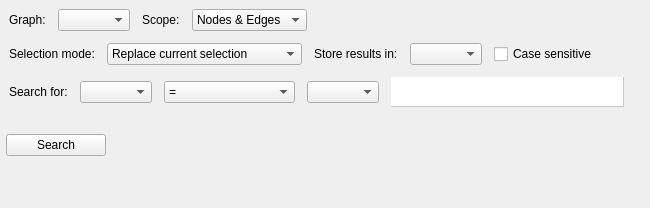
anlambert/tulip, file software/talipot/designer/SearchWidget.ui: the form before one commit.
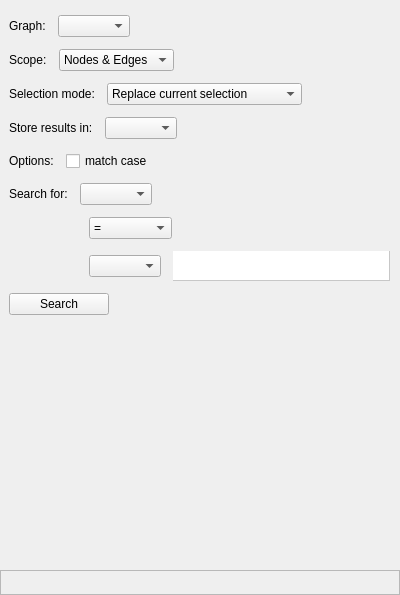
The form after the commit. Custom widgets are drawn as their Qt base class.

Diff of the .ui file:
```diff
--- a/software/talipot/designer/SearchWidget.ui
+++ b/software/talipot/designer/SearchWidget.ui
@@ -6,8 +6,8 @@
    <rect>
     <x>0</x>
     <y>0</y>
-    <width>650</width>
-    <height>208</height>
+    <width>400</width>
+    <height>595</height>
    </rect>
   </property>
   <property name="sizePolicy">
@@ -19,9 +19,9 @@
   <property name="acceptDrops">
    <bool>true</bool>
   </property>
-  <layout class="QVBoxLayout" name="verticalLayout">
+  <layout class="QVBoxLayout" name="verticalLayout_2">
    <property name="spacing">
-    <number>0</number>
+    <number>6</number>
    </property>
    <property name="leftMargin">
     <number>0</number>
@@ -36,7 +36,7 @@
     <number>0</number>
    </property>
    <item>
-    <widget class="HeaderFrame" name="headerFrame" native="true">
+    <widget class="tlp::HeaderFrame" name="headerFrame" native="true">
      <property name="expandable" stdset="0">
       <bool>false</bool>
      </property>
@@ -46,37 +46,13 @@
     </widget>
    </item>
    <item>
-    <widget class="QFrame" name="searchFrame">
-     <property name="sizePolicy">
-      <sizepolicy hsizetype="Preferred" vsizetype="Preferred">
-       <horstretch>0</horstretch>
-       <verstretch>0</verstretch>
-      </sizepolicy>
-     </property>
-     <layout class="QVBoxLayout" name="verticalLayout_3">
-      <property name="spacing">
-       <number>12</number>
-      </property>
-      <property name="leftMargin">
-       <number>0</number>
-      </property>
-      <property name="topMargin">
-       <number>0</number>
-      </property>
-      <property name="rightMargin">
-       <number>0</number>
-      </property>
-      <property name="bottomMargin">
-       <number>0</number>
-      </property>
-      <item>
        <widget class="QWidget" name="widget" native="true">
-        <layout class="QVBoxLayout" name="verticalLayout_4">
+     <layout class="QVBoxLayout" name="verticalLayout">
          <property name="spacing">
           <number>12</number>
          </property>
          <item>
-          <layout class="QHBoxLayout" name="horizontalLayout_3">
+       <layout class="QHBoxLayout" name="horizontalLayout">
            <item>
             <widget class="QLabel" name="graphLabel">
              <property name="toolTip">
@@ -110,6 +86,23 @@
             </widget>
            </item>
            <item>
+         <spacer name="horizontalSpacer_2">
+          <property name="orientation">
+           <enum>Qt::Horizontal</enum>
+          </property>
+          <property name="sizeHint" stdset="0">
+           <size>
+            <width>40</width>
+            <height>20</height>
+           </size>
+          </property>
+         </spacer>
+        </item>
+       </layout>
+      </item>
+      <item>
+       <layout class="QHBoxLayout" name="horizontalLayout_2">
+        <item>
             <widget class="QLabel" name="scopeLabel">
              <property name="sizePolicy">
               <sizepolicy hsizetype="Maximum" vsizetype="Preferred">
@@ -163,7 +156,7 @@
             </widget>
            </item>
            <item>
-            <spacer name="horizontalSpacer_2">
+         <spacer name="horizontalSpacer_3">
              <property name="orientation">
               <enum>Qt::Horizontal</enum>
              </property>
@@ -178,7 +171,7 @@
           </layout>
          </item>
          <item>
-          <layout class="QHBoxLayout" name="horizontalLayout_5">
+       <layout class="QHBoxLayout" name="horizontalLayout_3">
            <item>
             <widget class="QLabel" name="label">
              <property name="text">
@@ -223,6 +216,23 @@
             </widget>
            </item>
            <item>
+         <spacer name="horizontalSpacer_4">
+          <property name="orientation">
+           <enum>Qt::Horizontal</enum>
+          </property>
+          <property name="sizeHint" stdset="0">
+           <size>
+            <width>40</width>
+            <height>20</height>
+           </size>
+          </property>
+         </spacer>
+        </item>
+       </layout>
+      </item>
+      <item>
+       <layout class="QHBoxLayout" name="horizontalLayout_5">
+        <item>
             <widget class="QLabel" name="resultsStorageLabel">
              <property name="sizePolicy">
               <sizepolicy hsizetype="Maximum" vsizetype="Preferred">
@@ -261,6 +271,30 @@
             </widget>
            </item>
            <item>
+         <spacer name="horizontalSpacer_5">
+          <property name="orientation">
+           <enum>Qt::Horizontal</enum>
+          </property>
+          <property name="sizeHint" stdset="0">
+           <size>
+            <width>40</width>
+            <height>20</height>
+           </size>
+          </property>
+         </spacer>
+        </item>
+       </layout>
+      </item>
+      <item>
+       <layout class="QHBoxLayout" name="horizontalLayout_6">
+        <item>
+         <widget class="QLabel" name="label_2">
+          <property name="text">
+           <string>Options:</string>
+          </property>
+         </widget>
+        </item>
+        <item>
             <widget class="QCheckBox" name="caseSensitivityCheck">
              <property name="toolTip">
               <string>Indicate if strings comparison will be case sensitive</string>
@@ -269,12 +303,12 @@
               <string>Indicate if strings comparison will be case sensitive</string>
              </property>
              <property name="text">
-              <string>Case sensitive</string>
+           <string>match case</string>
              </property>
             </widget>
            </item>
            <item>
-            <spacer name="horizontalSpacer_3">
+         <spacer name="horizontalSpacer_6">
              <property name="orientation">
               <enum>Qt::Horizontal</enum>
              </property>
@@ -289,7 +323,7 @@
           </layout>
          </item>
          <item>
-          <layout class="QHBoxLayout" name="horizontalLayout_2">
+       <layout class="QHBoxLayout" name="horizontalLayout_4">
            <item>
             <widget class="QLabel" name="searchTermsLabel">
              <property name="sizePolicy">
@@ -304,8 +338,6 @@
             </widget>
            </item>
            <item>
-            <layout class="QHBoxLayout" name="horizontalLayout_4">
-             <item>
               <widget class="QComboBox" name="searchTermACombo">
                <property name="sizePolicy">
                 <sizepolicy hsizetype="Maximum" vsizetype="Fixed">
@@ -328,6 +360,39 @@
               </widget>
              </item>
              <item>
+         <spacer name="horizontalSpacer">
+          <property name="orientation">
+           <enum>Qt::Horizontal</enum>
+          </property>
+          <property name="sizeHint" stdset="0">
+           <size>
+            <width>40</width>
+            <height>20</height>
+           </size>
+          </property>
+         </spacer>
+        </item>
+       </layout>
+      </item>
+      <item>
+       <layout class="QHBoxLayout" name="horizontalLayout_7">
+        <item>
+         <spacer name="horizontalSpacer_8">
+          <property name="orientation">
+           <enum>Qt::Horizontal</enum>
+          </property>
+          <property name="sizeType">
+           <enum>QSizePolicy::Fixed</enum>
+          </property>
+          <property name="sizeHint" stdset="0">
+           <size>
+            <width>80</width>
+            <height>20</height>
+           </size>
+          </property>
+         </spacer>
+        </item>
+        <item>
               <widget class="QComboBox" name="operatorCombo">
                <property name="sizePolicy">
                 <sizepolicy hsizetype="Maximum" vsizetype="Fixed">
@@ -394,10 +459,43 @@
                </item>
                <item>
                 <property name="text">
-                 <string>matches (RegExp)</string>
+            <string>matches</string>
                 </property>
                </item>
               </widget>
+        </item>
+        <item>
+         <spacer name="horizontalSpacer_9">
+          <property name="orientation">
+           <enum>Qt::Horizontal</enum>
+          </property>
+          <property name="sizeHint" stdset="0">
+           <size>
+            <width>40</width>
+            <height>20</height>
+           </size>
+          </property>
+         </spacer>
+        </item>
+       </layout>
+      </item>
+      <item>
+       <layout class="QHBoxLayout" name="horizontalLayout_9">
+        <item>
+         <spacer name="horizontalSpacer_10">
+          <property name="orientation">
+           <enum>Qt::Horizontal</enum>
+          </property>
+          <property name="sizeType">
+           <enum>QSizePolicy::Fixed</enum>
+          </property>
+          <property name="sizeHint" stdset="0">
+           <size>
+            <width>80</width>
+            <height>20</height>
+           </size>
+          </property>
+         </spacer>
              </item>
              <item>
               <widget class="QComboBox" name="searchTermBCombo">
@@ -479,10 +577,8 @@
                </item>
               </widget>
              </item>
-            </layout>
-           </item>
            <item>
-            <spacer name="horizontalSpacer_4">
+         <spacer name="horizontalSpacer_11">
              <property name="orientation">
               <enum>Qt::Horizontal</enum>
              </property>
@@ -496,26 +592,8 @@
            </item>
           </layout>
          </item>
-        </layout>
-       </widget>
-      </item>
       <item>
-       <layout class="QHBoxLayout" name="horizontalLayout">
-        <property name="spacing">
-         <number>12</number>
-        </property>
-        <property name="leftMargin">
-         <number>6</number>
-        </property>
-        <property name="topMargin">
-         <number>6</number>
-        </property>
-        <property name="rightMargin">
-         <number>6</number>
-        </property>
-        <property name="bottomMargin">
-         <number>6</number>
-        </property>
+       <layout class="QHBoxLayout" name="horizontalLayout_8">
         <item>
          <widget class="QPushButton" name="searchButton">
           <property name="minimumSize">
@@ -540,19 +618,13 @@
         </item>
         <item>
          <widget class="QLabel" name="resultsCountLabel">
-          <property name="sizePolicy">
-           <sizepolicy hsizetype="Preferred" vsizetype="Maximum">
-            <horstretch>0</horstretch>
-            <verstretch>0</verstretch>
-           </sizepolicy>
-          </property>
-          <property name="alignment">
-           <set>Qt::AlignLeading</set>
+          <property name="text">
+           <string/>
           </property>
          </widget>
         </item>
         <item>
-         <spacer name="horizontalSpacer">
+         <spacer name="horizontalSpacer_7">
           <property name="orientation">
            <enum>Qt::Horizontal</enum>
           </property>
@@ -565,9 +637,6 @@
          </spacer>
         </item>
        </layout>
-      </item>
-     </layout>
-    </widget>
    </item>
    <item>
     <spacer name="verticalSpacer">
@@ -577,18 +646,46 @@
      <property name="sizeHint" stdset="0">
       <size>
        <width>20</width>
-       <height>2</height>
+          <height>167</height>
       </size>
      </property>
     </spacer>
+      </item>
+     </layout>
+    </widget>
+   </item>
+   <item>
+    <widget class="QFrame" name="frame">
+     <property name="minimumSize">
+      <size>
+       <width>0</width>
+       <height>25</height>
+      </size>
+     </property>
+     <property name="maximumSize">
+      <size>
+       <width>16777215</width>
+       <height>25</height>
+      </size>
+     </property>
+     <property name="frameShape">
+      <enum>QFrame::StyledPanel</enum>
+     </property>
+     <property name="frameShadow">
+      <enum>QFrame::Raised</enum>
+     </property>
+     <property name="bottomFrame" stdset="0">
+      <bool>true</bool>
+     </property>
+    </widget>
    </item>
   </layout>
  </widget>
  <customwidgets>
   <customwidget>
-   <class>HeaderFrame</class>
+   <class>tlp::HeaderFrame</class>
    <extends>QWidget</extends>
-   <header>HeaderFrame.h</header>
+   <header location="global">talipot/HeaderFrame.h</header>
    <container>1</container>
   </customwidget>
   <customwidget>
```
Lines whose indentation alone changed are shown as unchanged.
